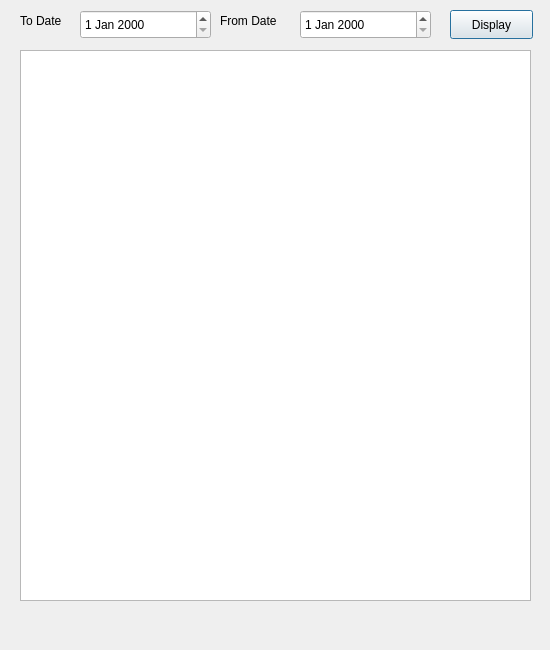
The window that displayalltask.ui (jaganiravi96/Task_Manager_Application) describes before a commit, drawn with Qt 5.
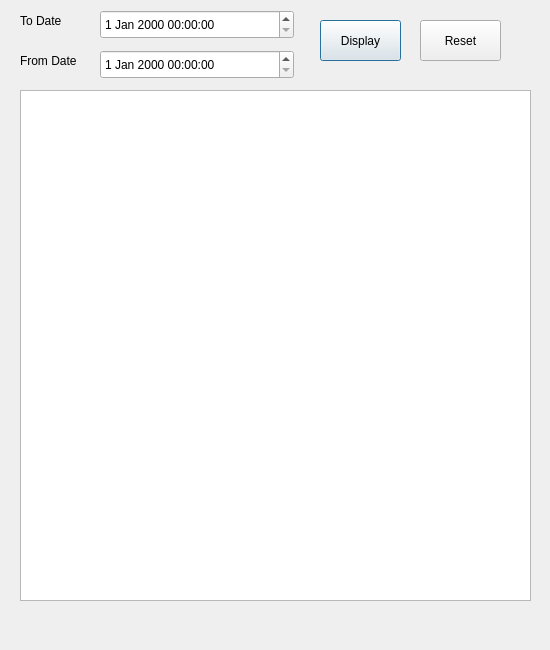
The same window after the commit.

Patch:
```diff
--- a/displayalltask.ui
+++ b/displayalltask.ui
@@ -19,26 +19,6 @@
   <property name="windowTitle">
    <string>Display All Task</string>
   </property>
-  <widget class="QDateEdit" name="dtToDate">
-   <property name="geometry">
-    <rect>
-     <x>80</x>
-     <y>10</y>
-     <width>131</width>
-     <height>29</height>
-    </rect>
-   </property>
-  </widget>
-  <widget class="QDateEdit" name="dtFromDate">
-   <property name="geometry">
-    <rect>
-     <x>300</x>
-     <y>10</y>
-     <width>131</width>
-     <height>29</height>
-    </rect>
-   </property>
-  </widget>
   <widget class="QLabel" name="label">
    <property name="geometry">
     <rect>
@@ -55,8 +35,8 @@
   <widget class="QLabel" name="label_2">
    <property name="geometry">
     <rect>
-     <x>220</x>
-     <y>10</y>
+     <x>20</x>
+     <y>50</y>
      <width>81</width>
      <height>21</height>
     </rect>
@@ -68,10 +48,10 @@
   <widget class="QPushButton" name="btnDisplay">
    <property name="geometry">
     <rect>
-     <x>450</x>
-     <y>10</y>
-     <width>83</width>
-     <height>29</height>
+     <x>320</x>
+     <y>20</y>
+     <width>81</width>
+     <height>41</height>
     </rect>
    </property>
    <property name="text">
@@ -82,12 +62,45 @@
    <property name="geometry">
     <rect>
      <x>20</x>
-     <y>50</y>
+     <y>90</y>
      <width>511</width>
-     <height>551</height>
+     <height>511</height>
     </rect>
    </property>
   </widget>
+  <widget class="QDateTimeEdit" name="dtToDate">
+   <property name="geometry">
+    <rect>
+     <x>100</x>
+     <y>10</y>
+     <width>194</width>
+     <height>29</height>
+    </rect>
+   </property>
+  </widget>
+  <widget class="QDateTimeEdit" name="dtFromDate">
+   <property name="geometry">
+    <rect>
+     <x>100</x>
+     <y>50</y>
+     <width>194</width>
+     <height>29</height>
+    </rect>
+   </property>
+  </widget>
+  <widget class="QPushButton" name="btnDisplay_2">
+   <property name="geometry">
+    <rect>
+     <x>420</x>
+     <y>20</y>
+     <width>81</width>
+     <height>41</height>
+    </rect>
+   </property>
+   <property name="text">
+    <string>Reset</string>
+   </property>
+  </widget>
  </widget>
  <resources/>
  <connections/>
```
